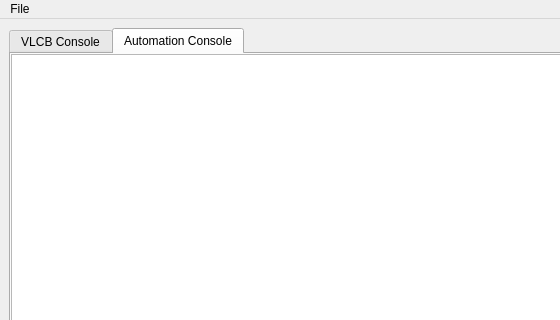
This is console.ui in penguintutor/pisignalbox as Qt 5 draws it before an edit; both pictures show x 0 to 560 and y 0 to 320 of the 1200 by 580 pixel window. The edited form follows.
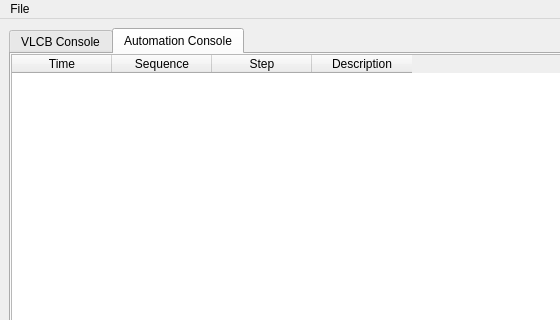
This is the edited form. The open tabs and pages were chosen to show the change.

Commit message: Add automation table

The edit to the form file:
```diff
--- a/console.ui
+++ b/console.ui
@@ -224,6 +224,29 @@
           <height>461</height>
          </rect>
         </property>
+        <property name="columnCount">
+         <number>4</number>
+        </property>
+        <column>
+         <property name="text">
+          <string>Time</string>
+         </property>
+        </column>
+        <column>
+         <property name="text">
+          <string>Sequence</string>
+         </property>
+        </column>
+        <column>
+         <property name="text">
+          <string>Step</string>
+         </property>
+        </column>
+        <column>
+         <property name="text">
+          <string>Description</string>
+         </property>
+        </column>
        </widget>
       </widget>
      </widget>
```
Left out of the diff: 2 changed lines with no effect on the pictures.
